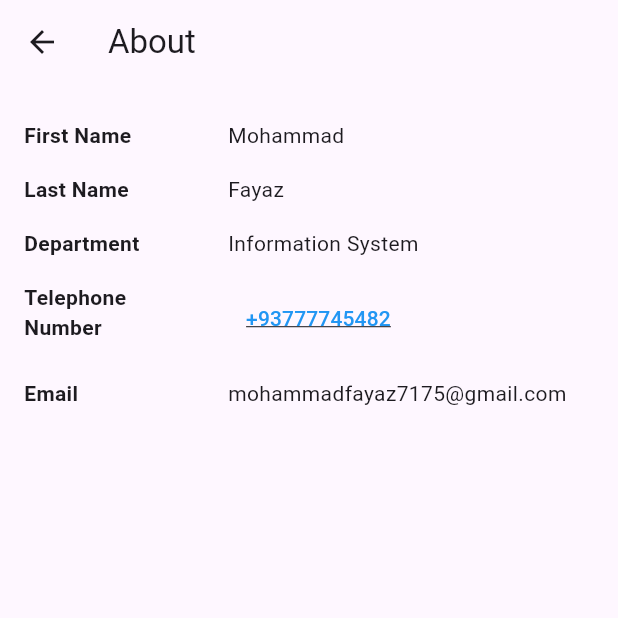
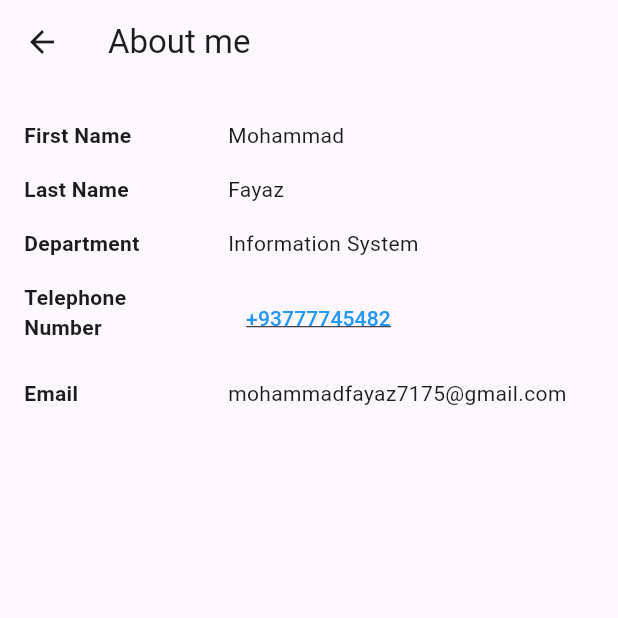
Before and after one commit to mohammadfayaz123/project, a Flutter app: the AboutPage screen opened directly, on a phone screen of 412 x 824 dp, the top half of it. Run offline on Flutter 3.47's test engine with Material 3 defaults, Android fonts, the phone set to English and light mode, and no system bars.

Commit message:
Update about.dart

```diff
--- a/lib/about/about.dart
+++ b/lib/about/about.dart
@@ -8,7 +8,7 @@ class AboutPage extends StatelessWidget {
   Widget build(BuildContext context) {
     return Scaffold(
       appBar: AppBar(
-        title: const Text('About'),
+        title: const Text('About me'),
       ),
       body: ListView(
         padding: const EdgeInsets.all(16.0),
```
